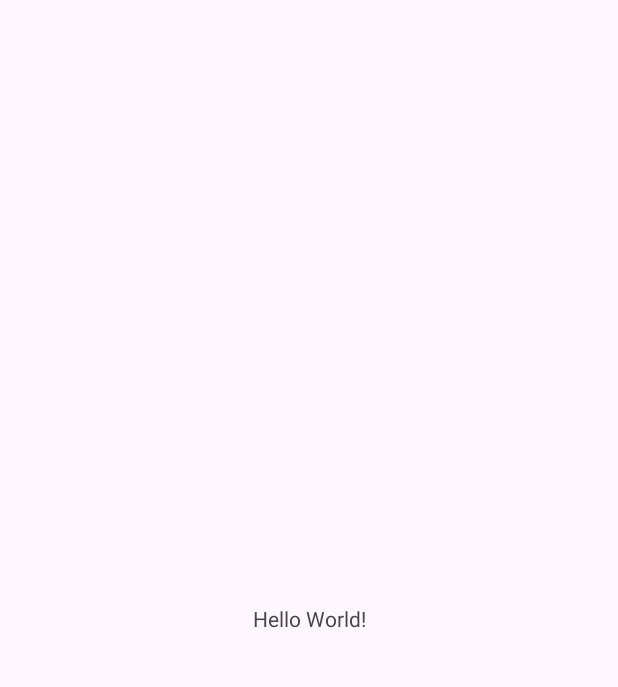
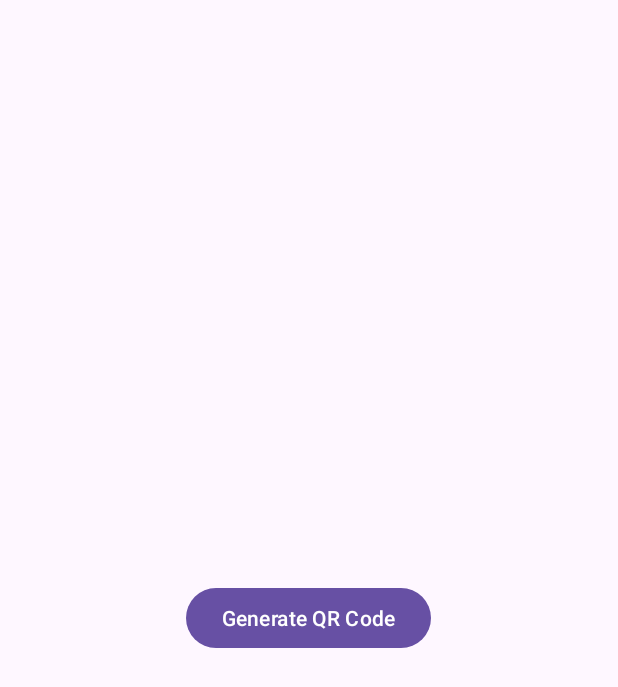
Before and after one commit to fhddhdy37/ddhi, an Android app: the screen it shows after launch (MainActivity), on a phone screen of 412 x 824 dp. Before the commit the part shown is almost empty. Shown: the top 687 px of the screen. Run offline under Robolectric (Android 15) with nearby library versions, the phone set to English and light mode, and no system bars.

Commit message:
qr create
메인 뷰에서 버튼 누르면 qr 생성 뷰로 넘어가고 글자 입력하면 qr 생성

```diff
--- a/app/build.gradle.kts
+++ b/app/build.gradle.kts
@@ -33,10 +33,14 @@ android {
     kotlinOptions {
         jvmTarget = "1.8"
     }
+    viewBinding {
+        enable = true
+    }
 }
 
 dependencies {
 
+    implementation(libs.gson)
     implementation(libs.androidx.core.ktx)
     implementation(libs.androidx.appcompat)
     implementation(libs.material)
@@ -45,4 +49,5 @@ dependencies {
     testImplementation(libs.junit)
     androidTestImplementation(libs.androidx.junit)
     androidTestImplementation(libs.androidx.espresso.core)
+    implementation(libs.zxing.android.embedded)
 }
--- a/app/src/main/AndroidManifest.xml
+++ b/app/src/main/AndroidManifest.xml
@@ -13,6 +13,9 @@
         android:theme="@style/Theme.Ddhi"
         tools:targetApi="31">
         <activity
+            android:name=".QRActivity"
+            android:exported="false" />
+        <activity
             android:name=".MainActivity2"
             android:exported="false" />
         <activity
--- a/app/src/main/java/com/tuk/ddhi/MainActivity.kt
+++ b/app/src/main/java/com/tuk/ddhi/MainActivity.kt
@@ -1,20 +1,21 @@
 package com.tuk.ddhi
 
+
+import android.content.Intent
+import androidx.appcompat.app.AppCompatActivity
 import android.os.Bundle
-import androidx.activity.enableEdgeToEdge
-import androidx.appcompat.app.AppCompatActivity
-import androidx.core.view.ViewCompat
-import androidx.core.view.WindowInsetsCompat
+import android.widget.Button
 
 class MainActivity : AppCompatActivity() {
+
     override fun onCreate(savedInstanceState: Bundle?) {
         super.onCreate(savedInstanceState)
-        enableEdgeToEdge()
         setContentView(R.layout.activity_main)
-        ViewCompat.setOnApplyWindowInsetsListener(findViewById(R.id.main)) { v, insets ->
-            val systemBars = insets.getInsets(WindowInsetsCompat.Type.systemBars())
-            v.setPadding(systemBars.left, systemBars.top, systemBars.right, systemBars.bottom)
-            insets
+
+        val button: Button = findViewById(R.id.button)
+        button.setOnClickListener {
+            val intent = Intent(this, QRActivity::class.java)
+            startActivity(intent)
         }
     }
 }
--- a/app/src/main/res/layout/activity_main.xml
+++ b/app/src/main/res/layout/activity_main.xml
@@ -1,19 +1,14 @@
 <?xml version="1.0" encoding="utf-8"?>
-<androidx.constraintlayout.widget.ConstraintLayout xmlns:android="http://schemas.android.com/apk/res/android"
-    xmlns:app="http://schemas.android.com/apk/res-auto"
+<RelativeLayout xmlns:android="http://schemas.android.com/apk/res/android"
     xmlns:tools="http://schemas.android.com/tools"
-    android:id="@+id/main"
     android:layout_width="match_parent"
     android:layout_height="match_parent"
     tools:context=".MainActivity">
 
-    <TextView
+    <Button
+        android:id="@+id/button"
         android:layout_width="wrap_content"
         android:layout_height="wrap_content"
-        android:text="Hello World!"
-        app:layout_constraintBottom_toBottomOf="parent"
-        app:layout_constraintEnd_toEndOf="parent"
-        app:layout_constraintStart_toStartOf="parent"
-        app:layout_constraintTop_toTopOf="parent" />
-
-</androidx.constraintlayout.widget.ConstraintLayout>
+        android:text="Generate QR Code"
+        android:layout_centerInParent="true" />
+</RelativeLayout>
--- a/gradle/libs.versions.toml
+++ b/gradle/libs.versions.toml
@@ -9,6 +9,8 @@ appcompat = "1.7.0"
 material = "1.12.0"
 activity = "1.8.0"
 constraintlayout = "2.1.4"
+gson = "2.8.8"
+zxingEmbedded = "4.3.0"
 
 [libraries]
 androidx-core-ktx = { group = "androidx.core", name = "core-ktx", version.ref = "coreKtx" }
@@ -19,6 +21,8 @@ androidx-appcompat = { group = "androidx.appcompat", name = "appcompat", version
 material = { group = "com.google.android.material", name = "material", version.ref = "material" }
 androidx-activity = { group = "androidx.activity", name = "activity", version.ref = "activity" }
 androidx-constraintlayout = { group = "androidx.constraintlayout", name = "constraintlayout", version.ref = "constraintlayout" }
+gson = { group = "com.google.code.gson", name = "gson", version.ref = "gson" }
+zxing-android-embedded = { group = "com.journeyapps", name = "zxing-android-embedded", version.ref = "zxingEmbedded" }
 
 [plugins]
 androidApplication = { id = "com.android.application", version.ref = "agp" }
```
Also changed, not shown: app/src/main/java/com/tuk/ddhi/MainActivity2.kt (deleted, +0 -20 lines), app/src/main/java/com/tuk/ddhi/QRActivity.kt (added, +43 -0 lines), app/src/main/res/layout/activity_main2.xml (deleted, +0 -10 lines), app/src/main/res/layout/activity_qr.xml (added, +33 -0 lines).
